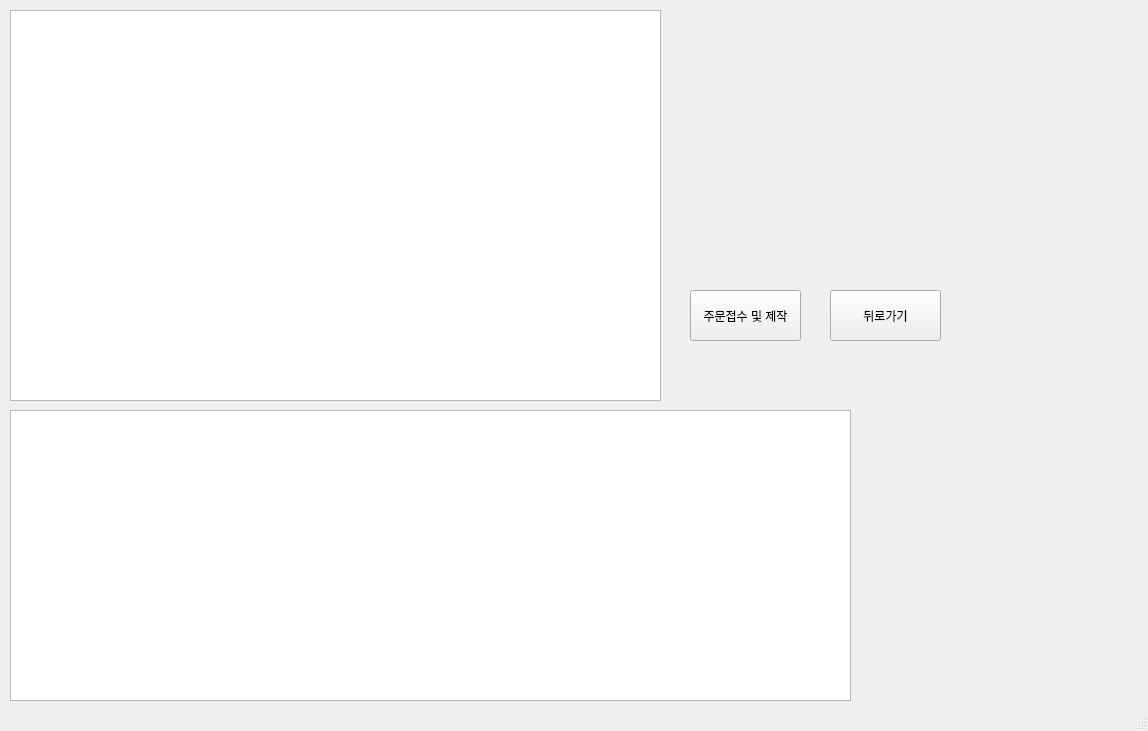
Qt form mainUI.ui (syarin03/smartstore) before a commit.
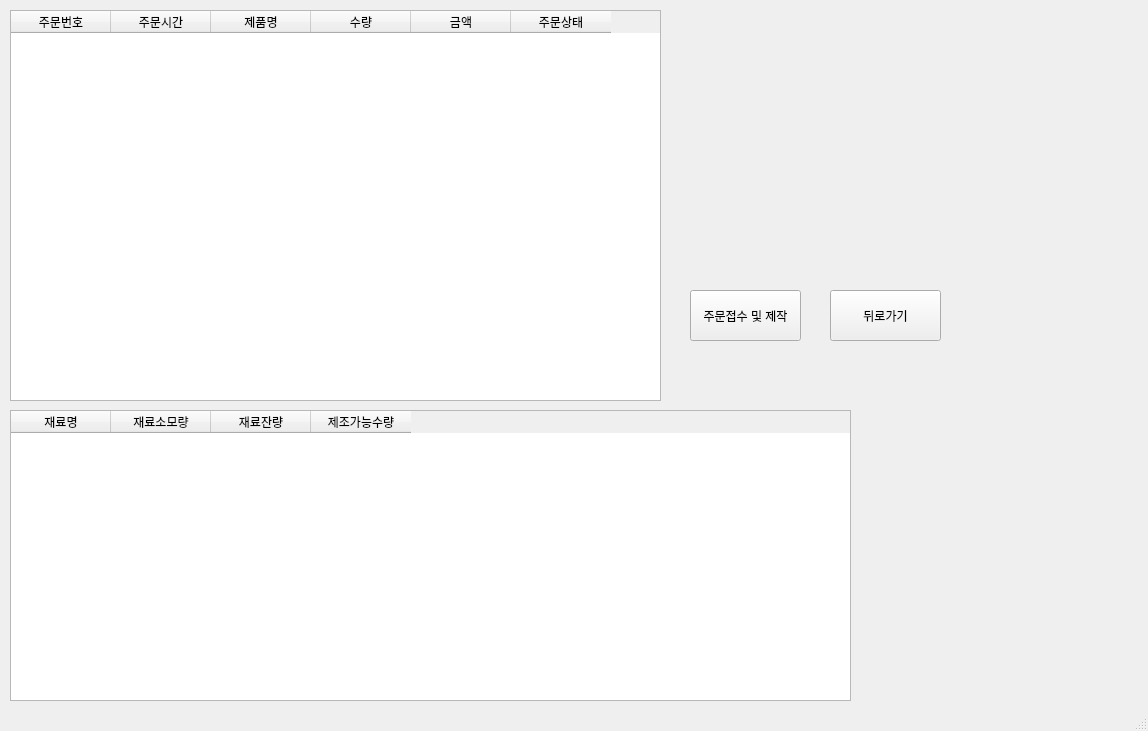
The same form after that commit. The open tabs and pages were chosen to show the change.

Commit message: 자동주문시작, 정지, 버튼 기능 구현 주문접수시 자재부족하면 알림 기능 구현, UI

The edit to the form file:
```diff
--- a/mainUI.ui
+++ b/mainUI.ui
@@ -326,6 +326,36 @@
         <height>391</height>
        </rect>
       </property>
+      <column>
+       <property name="text">
+        <string>주문번호</string>
+       </property>
+      </column>
+      <column>
+       <property name="text">
+        <string>주문시간</string>
+       </property>
+      </column>
+      <column>
+       <property name="text">
+        <string>제품명</string>
+       </property>
+      </column>
+      <column>
+       <property name="text">
+        <string>수량</string>
+       </property>
+      </column>
+      <column>
+       <property name="text">
+        <string>금액</string>
+       </property>
+      </column>
+      <column>
+       <property name="text">
+        <string>주문상태</string>
+       </property>
+      </column>
      </widget>
      <widget class="QTableWidget" name="table_order_management2">
       <property name="geometry">
@@ -336,6 +366,26 @@
         <height>291</height>
        </rect>
       </property>
+      <column>
+       <property name="text">
+        <string>재료명</string>
+       </property>
+      </column>
+      <column>
+       <property name="text">
+        <string>재료소모량</string>
+       </property>
+      </column>
+      <column>
+       <property name="text">
+        <string>재료잔량</string>
+       </property>
+      </column>
+      <column>
+       <property name="text">
+        <string>제조가능수량</string>
+       </property>
+      </column>
      </widget>
      <widget class="QPushButton" name="btn_order_receipt">
       <property name="geometry">
```
Left out of the diff: 34 changed lines with no effect on the pictures. The commit also changes 1 other file.
